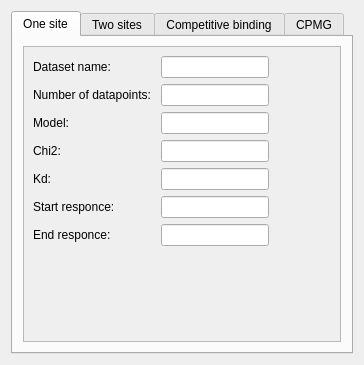
Before: the Qt Designer form show_result.ui in PINT-NMR/PLIS, drawn with Qt 5.
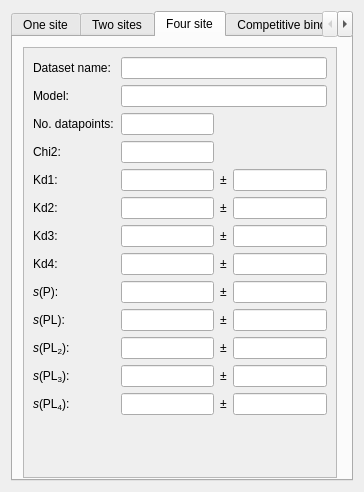
After: the same form once the commit is applied.

What changed in the file:
```diff
--- a/show_result.ui
+++ b/show_result.ui
@@ -7,7 +7,7 @@
     <x>0</x>
     <y>0</y>
     <width>364</width>
-    <height>365</height>
+    <height>492</height>
    </rect>
   </property>
   <property name="focusPolicy">
@@ -23,7 +23,7 @@
    <item row="2" column="1">
     <widget class="QTabWidget" name="tabWidget">
      <property name="currentIndex">
-      <number>0</number>
+      <number>2</number>
      </property>
      <widget class="QWidget" name="tab">
       <attribute name="title">
@@ -50,7 +50,7 @@
             <x>0</x>
             <y>0</y>
             <width>312</width>
-            <height>294</height>
+            <height>421</height>
            </rect>
           </property>
           <layout class="QGridLayout" name="gridLayout_2">
@@ -61,41 +61,6 @@
              </property>
             </widget>
            </item>
-           <item row="0" column="1">
-            <widget class="QLineEdit" name="name">
-             <property name="readOnly">
-              <bool>true</bool>
-             </property>
-            </widget>
-           </item>
-           <item row="1" column="0">
-            <widget class="QLabel" name="label_2">
-             <property name="text">
-              <string>Number of datapoints: </string>
-             </property>
-            </widget>
-           </item>
-           <item row="6" column="1">
-            <widget class="QLineEdit" name="end_res">
-             <property name="readOnly">
-              <bool>true</bool>
-             </property>
-            </widget>
-           </item>
-           <item row="0" column="0">
-            <widget class="QLabel" name="label">
-             <property name="text">
-              <string>Dataset name: </string>
-             </property>
-            </widget>
-           </item>
-           <item row="2" column="0">
-            <widget class="QLabel" name="label_3">
-             <property name="text">
-              <string>Model: </string>
-             </property>
-            </widget>
-           </item>
            <item row="3" column="0">
             <widget class="QLabel" name="label_4">
              <property name="text">
@@ -106,7 +71,7 @@
            <item row="5" column="0">
             <widget class="QLabel" name="label_6">
              <property name="text">
-              <string>Start responce: </string>
+              <string>&lt;I&gt;s&lt;/I&gt;(P)</string>
              </property>
             </widget>
            </item>
@@ -119,26 +84,63 @@
               <enum>Qt::NoFocus</enum>
              </property>
              <property name="text">
-              <string>Kd: </string>
-             </property>
-             <property name="textFormat">
-              <enum>Qt::AutoText</enum>
-             </property>
-             <property name="scaledContents">
-              <bool>false</bool>
-             </property>
-             <property name="wordWrap">
-              <bool>false</bool>
+              <string>&lt;I&gt;s&lt;/I&gt;(PL)</string>
              </property>
             </widget>
            </item>
-           <item row="1" column="1">
+           <item row="2" column="1">
             <widget class="QLineEdit" name="datapoints">
              <property name="readOnly">
               <bool>true</bool>
              </property>
             </widget>
            </item>
+           <item row="4" column="0">
+            <widget class="QLabel" name="label_5">
+             <property name="tabletTracking">
+              <bool>false</bool>
+             </property>
+             <property name="focusPolicy">
+              <enum>Qt::NoFocus</enum>
+             </property>
+             <property name="text">
+              <string>Kd: </string>
+             </property>
+             <property name="textFormat">
+              <enum>Qt::AutoText</enum>
+             </property>
+             <property name="scaledContents">
+              <bool>false</bool>
+             </property>
+             <property name="wordWrap">
+              <bool>false</bool>
+             </property>
+            </widget>
+           </item>
+           <item row="2" column="0">
+            <widget class="QLabel" name="label_3">
+             <property name="text">
+              <string>No. datapoints:</string>
+             </property>
+            </widget>
+           </item>
+           <item row="0" column="0">
+            <widget class="QLabel" name="label">
+             <property name="text">
+              <string>Dataset name: </string>
+             </property>
+            </widget>
+           </item>
+           <item row="1" column="0">
+            <widget class="QLabel" name="label_2">
+             <property name="text">
+              <string>Model:</string>
+             </property>
+            </widget>
+           </item>
+           <item row="4" column="3">
+            <widget class="QLineEdit" name="kd_error_1"/>
+           </item>
            <item row="3" column="1">
             <widget class="QLineEdit" name="chi2">
              <property name="text">
@@ -149,40 +151,6 @@
              </property>
             </widget>
            </item>
-           <item row="5" column="1">
-            <widget class="QLineEdit" name="start_res">
-             <property name="readOnly">
-              <bool>true</bool>
-             </property>
-            </widget>
-           </item>
-           <item row="6" column="0">
-            <widget class="QLabel" name="label_7">
-             <property name="text">
-              <string>End responce: </string>
-             </property>
-            </widget>
-           </item>
-           <item row="2" column="1">
-            <widget class="QLineEdit" name="model">
-             <property name="readOnly">
-              <bool>true</bool>
-             </property>
-            </widget>
-           </item>
-           <item row="6" column="2">
-            <spacer name="horizontalSpacer">
-             <property name="orientation">
-              <enum>Qt::Horizontal</enum>
-             </property>
-             <property name="sizeHint" stdset="0">
-              <size>
-               <width>40</width>
-               <height>20</height>
-              </size>
-             </property>
-            </spacer>
-           </item>
            <item row="7" column="0">
             <spacer name="verticalSpacer">
              <property name="orientation">
@@ -196,6 +164,48 @@
              </property>
             </spacer>
            </item>
+           <item row="4" column="1">
+            <widget class="QLineEdit" name="kd1">
+             <property name="readOnly">
+              <bool>true</bool>
+             </property>
+            </widget>
+           </item>
+           <item row="4" column="2">
+            <widget class="QLabel" name="label_48">
+             <property name="text">
+              <string>±</string>
+             </property>
+            </widget>
+           </item>
+           <item row="5" column="2">
+            <widget class="QLabel" name="label_49">
+             <property name="text">
+              <string>±</string>
+             </property>
+            </widget>
+           </item>
+           <item row="6" column="2">
+            <widget class="QLabel" name="label_50">
+             <property name="text">
+              <string>±</string>
+             </property>
+            </widget>
+           </item>
+           <item row="0" column="1" colspan="3">
+            <widget class="QLineEdit" name="name">
+             <property name="readOnly">
+              <bool>true</bool>
+             </property>
+            </widget>
+           </item>
+           <item row="1" column="1" colspan="3">
+            <widget class="QLineEdit" name="model">
+             <property name="readOnly">
+              <bool>true</bool>
+             </property>
+            </widget>
+           </item>
           </layout>
          </widget>
         </widget>
@@ -415,6 +425,340 @@
        </item>
       </layout>
      </widget>
+     <widget class="QWidget" name="tab_5">
+      <attribute name="title">
+       <string>Four site</string>
+      </attribute>
+      <widget class="QScrollArea" name="scrollArea_5">
+       <property name="geometry">
+        <rect>
+         <x>10</x>
+         <y>10</y>
+         <width>314</width>
+         <height>431</height>
+        </rect>
+       </property>
+       <property name="widgetResizable">
+        <bool>true</bool>
+       </property>
+       <widget class="QWidget" name="scrollAreaWidgetContents_5">
+        <property name="geometry">
+         <rect>
+          <x>0</x>
+          <y>0</y>
+          <width>312</width>
+          <height>429</height>
+         </rect>
+        </property>
+        <layout class="QGridLayout" name="gridLayout_10">
+         <item row="5" column="3">
+          <widget class="QLineEdit" name="kd2_error_four"/>
+         </item>
+         <item row="2" column="0">
+          <widget class="QLabel" name="label_43">
+           <property name="text">
+            <string>No. datapoints:</string>
+           </property>
+          </widget>
+         </item>
+         <item row="12" column="0">
+          <widget class="QLabel" name="label_35">
+           <property name="text">
+            <string>&lt;html&gt;&lt;head/&gt;&lt;body&gt;&lt;p&gt;&lt;span style=&quot; font-style:italic;&quot;&gt;s&lt;/span&gt;(PL&lt;span style=&quot; vertical-align:sub;&quot;&gt;4&lt;/span&gt;):&lt;/p&gt;&lt;/body&gt;&lt;/html&gt;</string>
+           </property>
+          </widget>
+         </item>
+         <item row="11" column="3">
+          <widget class="QLineEdit" name="PL3_res_error_four"/>
+         </item>
+         <item row="0" column="1" colspan="3">
+          <widget class="QLineEdit" name="name_four">
+           <property name="readOnly">
+            <bool>true</bool>
+           </property>
+          </widget>
+         </item>
+         <item row="9" column="1">
+          <widget class="QLineEdit" name="PL_res_4"/>
+         </item>
+         <item row="11" column="1">
+          <widget class="QLineEdit" name="PL3_res_4"/>
+         </item>
+         <item row="1" column="0">
+          <widget class="QLabel" name="label_38">
+           <property name="text">
+            <string>Model:</string>
+           </property>
+          </widget>
+         </item>
+         <item row="10" column="1">
+          <widget class="QLineEdit" name="PL2_res_4"/>
+         </item>
+         <item row="1" column="1" colspan="3">
+          <widget class="QLineEdit" name="model_four">
+           <property name="readOnly">
+            <bool>true</bool>
+           </property>
+          </widget>
+         </item>
+         <item row="10" column="3">
+          <widget class="QLineEdit" name="PL2_res_error_four"/>
+         </item>
+         <item row="4" column="1">
+          <widget class="QLineEdit" name="kd1_four">
+           <property name="readOnly">
+            <bool>true</bool>
+           </property>
+          </widget>
+         </item>
+         <item row="8" column="1">
+          <widget class="QLineEdit" name="P_res_4">
+           <property name="readOnly">
+            <bool>true</bool>
+           </property>
+          </widget>
+         </item>
+         <item row="7" column="1">
+          <widget class="QLineEdit" name="kd4_four"/>
+         </item>
+         <item row="4" column="0">
+          <widget class="QLabel" name="label_42">
+           <property name="tabletTracking">
+            <bool>false</bool>
+           </property>
+           <property name="focusPolicy">
+            <enum>Qt::NoFocus</enum>
+           </property>
+           <property name="text">
+            <string>Kd1: </string>
+           </property>
+           <property name="textFormat">
+            <enum>Qt::AutoText</enum>
+           </property>
+           <property name="scaledContents">
+            <bool>false</bool>
+           </property>
+           <property name="wordWrap">
+            <bool>false</bool>
+           </property>
+          </widget>
+         </item>
+         <item row="10" column="0">
+          <widget class="QLabel" name="label_46">
+           <property name="text">
+            <string>&lt;html&gt;&lt;head/&gt;&lt;body&gt;&lt;p&gt;&lt;span style=&quot; font-style:italic;&quot;&gt;s&lt;/span&gt;(PL&lt;span style=&quot; vertical-align:sub;&quot;&gt;2&lt;/span&gt;):&lt;/p&gt;&lt;/body&gt;&lt;/html&gt;</string>
+           </property>
+          </widget>
+         </item>
+         <item row="2" column="1">
+          <widget class="QLineEdit" name="datapoints_four">
+           <property name="readOnly">
+            <bool>true</bool>
+           </property>
+          </widget>
+         </item>
+         <item row="0" column="0">
+          <widget class="QLabel" name="label_37">
+           <property name="font">
+            <font>
+             <underline>false</underline>
+            </font>
+           </property>
+           <property name="autoFillBackground">
+            <bool>false</bool>
+           </property>
+           <property name="text">
+            <string>Dataset name: </string>
+           </property>
+          </widget>
+         </item>
+         <item row="12" column="3">
+          <widget class="QLineEdit" name="PL4_res_error_four"/>
+         </item>
+         <item row="5" column="1">
+          <widget class="QLineEdit" name="kd2_four">
+           <property name="readOnly">
+            <bool>true</bool>
+           </property>
+          </widget>
+         </item>
+         <item row="12" column="1">
+          <widget class="QLineEdit" name="PL4_res_4">
+           <property name="readOnly">
+            <bool>true</bool>
+           </property>
+          </widget>
+         </item>
+         <item row="4" column="3">
+          <widget class="QLineEdit" name="kd1_error_four"/>
+         </item>
+         <item row="6" column="3">
+          <widget class="QLineEdit" name="kd3_error_four"/>
+         </item>
+         <item row="7" column="3">
+          <widget class="QLineEdit" name="kd4_error_four"/>
+         </item>
+         <item row="6" column="1">
+          <widget class="QLineEdit" name="kd3_four"/>
+         </item>
+         <item row="8" column="3">
+          <widget class="QLineEdit" name="P_res_error_four"/>
+         </item>
+         <item row="7" column="0">
+          <widget class="QLabel" name="label_44">
+           <property name="text">
+            <string>Kd4:</string>
+           </property>
+          </widget>
+         </item>
+         <item row="3" column="0">
+          <widget class="QLabel" name="label_39">
+           <property name="text">
+            <string>Chi2: </string>
+           </property>
+          </widget>
+         </item>
+         <item row="8" column="0">
+          <widget class="QLabel" name="label_36">
+           <property name="text">
+            <string>&lt;I&gt;s&lt;/I&gt;(P):</string>
+           </property>
+          </widget>
+         </item>
+         <item row="11" column="0">
+          <widget class="QLabel" name="label_47">
+           <property name="text">
+            <string>&lt;html&gt;&lt;head/&gt;&lt;body&gt;&lt;p&gt;&lt;span style=&quot; font-style:italic;&quot;&gt;s&lt;/span&gt;(PL&lt;span style=&quot; vertical-align:sub;&quot;&gt;3&lt;/span&gt;):&lt;/p&gt;&lt;/body&gt;&lt;/html&gt;</string>
+           </property>
+          </widget>
+         </item>
+         <item row="9" column="0">
+          <widget class="QLabel" name="label_45">
+           <property name="text">
+            <string>&lt;I&gt;s&lt;/I&gt;(PL):</string>
+           </property>
+          </widget>
+         </item>
+         <item row="2" column="3">
+          <spacer name="horizontalSpacer_5">
+           <property name="orientation">
+            <enum>Qt::Horizontal</enum>
+           </property>
+           <property name="sizeHint" stdset="0">
+            <size>
+             <width>40</width>
+             <height>20</height>
+            </size>
+           </property>
+          </spacer>
+         </item>
+         <item row="9" column="3">
+          <widget class="QLineEdit" name="PL_res_error_four"/>
+         </item>
+         <item row="5" column="0">
+          <widget class="QLabel" name="label_40">
+           <property name="text">
+            <string>Kd2:</string>
+           </property>
+          </widget>
+         </item>
+         <item row="3" column="1">
+          <widget class="QLineEdit" name="chi2_four">
+           <property name="text">
+            <string/>
+           </property>
+           <property name="readOnly">
+            <bool>true</bool>
+           </property>
+          </widget>
+         </item>
+         <item row="13" column="0">
+          <spacer name="verticalSpacer_5">
+           <property name="orientation">
+            <enum>Qt::Vertical</enum>
+           </property>
+           <property name="sizeHint" stdset="0">
+            <size>
+             <width>20</width>
+             <height>40</height>
+            </size>
+           </property>
+          </spacer>
+         </item>
+         <item row="6" column="0">
+          <widget class="QLabel" name="label_41">
+           <property name="text">
+            <string>Kd3:</string>
+           </property>
+          </widget>
+         </item>
+         <item row="4" column="2">
+          <widget class="QLabel" name="label_56">
+           <property name="text">
+            <string>±</string>
+           </property>
+          </widget>
+         </item>
+         <item row="5" column="2">
+          <widget class="QLabel" name="label_57">
+           <property name="text">
+            <string>±</string>
+           </property>
+          </widget>
+         </item>
+         <item row="6" column="2">
+          <widget class="QLabel" name="label_58">
+           <property name="text">
+            <string>±</string>
+           </property>
+          </widget>
+         </item>
+         <item row="7" column="2">
+          <widget class="QLabel" name="label_59">
+           <property name="text">
+            <string>±</string>
+           </property>
+          </widget>
+         </item>
+         <item row="8" column="2">
+          <widget class="QLabel" name="label_60">
+           <property name="text">
+            <string>±</string>
+           </property>
+          </widget>
+         </item>
+         <item row="9" column="2">
+          <widget class="QLabel" name="label_61">
+           <property name="text">
+            <string>±</string>
+           </property>
+          </widget>
+         </item>
+         <item row="10" column="2">
+          <widget class="QLabel" name="label_62">
+           <property name="text">
+            <string>±</string>
+           </property>
+          </widget>
+         </item>
+         <item row="11" column="2">
+          <widget class="QLabel" name="label_63">
+           <property name="text">
+            <string>±</string>
+           </property>
+          </widget>
+         </item>
+         <item row="12" column="2">
+          <widget class="QLabel" name="label_64">
+           <property name="text">
+            <string>±</string>
+           </property>
+          </widget>
+         </item>
+        </layout>
+       </widget>
+      </widget>
+     </widget>
      <widget class="QWidget" name="tab_3">
       <attribute name="title">
        <string>Competitive binding</string>
```
Left out of the diff: 919 changed lines with no effect on the pictures.
